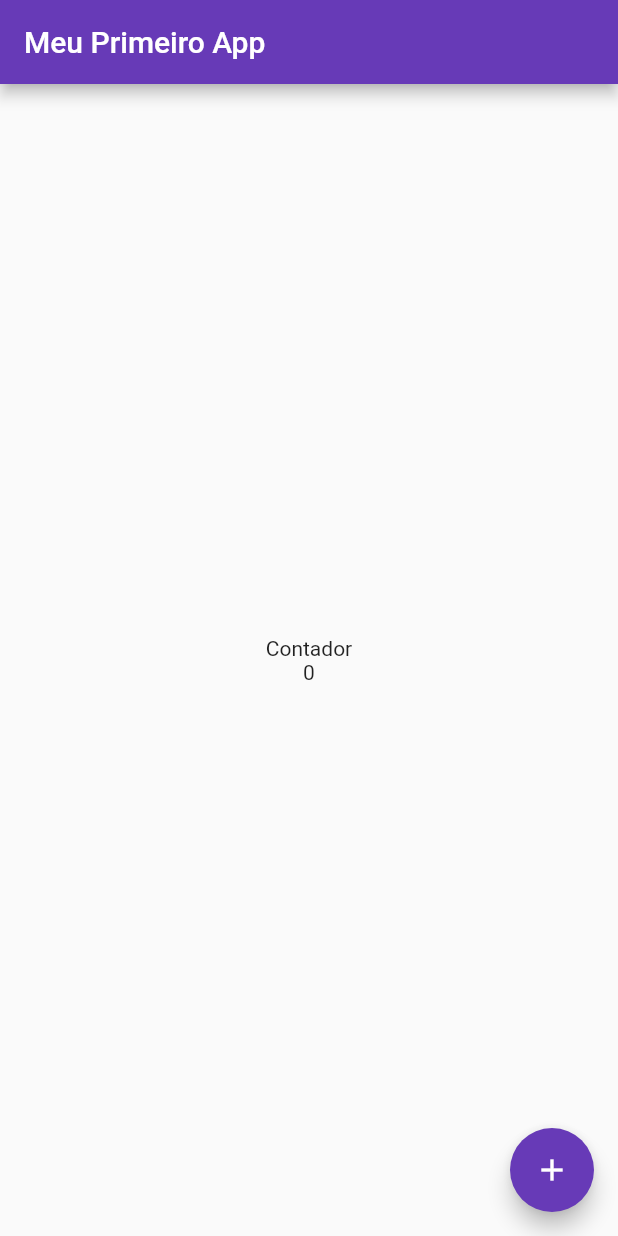
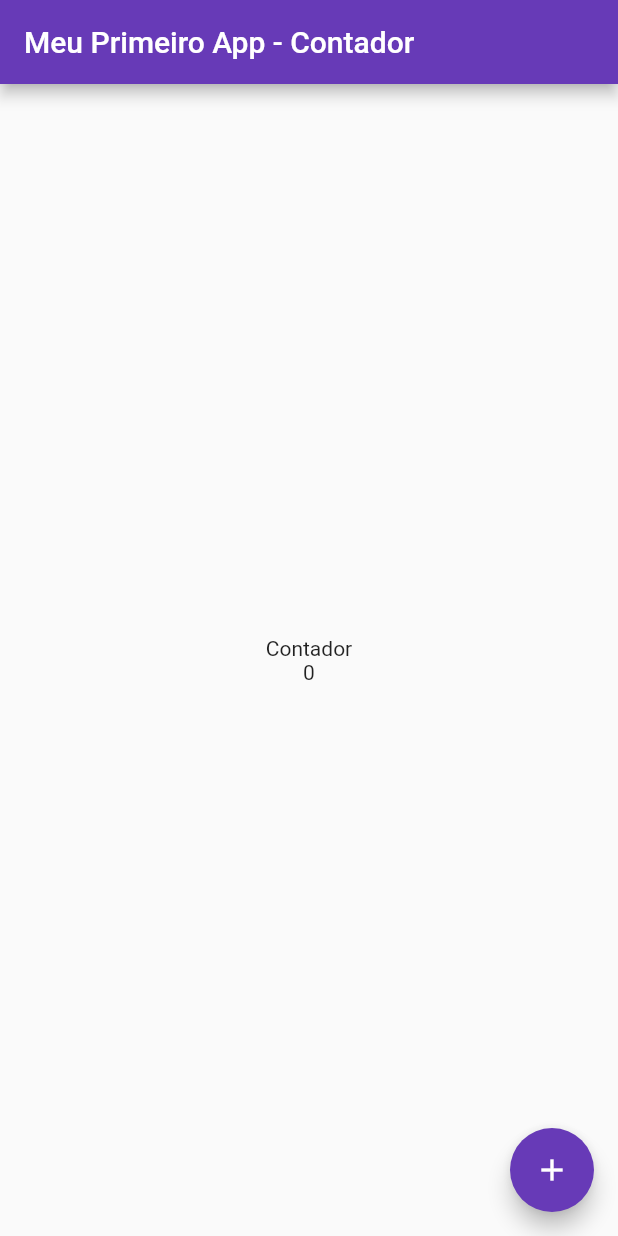
Before and after one commit to J-Neto/counter_app, a Flutter app: the screen it shows after launch, on a phone screen of 412 x 824 dp. Run offline on Flutter 3.47's test engine with Material 2 defaults, Android fonts, the phone set to English and light mode, and no system bars.

Commit message:
Finalizando meu primeiro ApP

```diff
--- a/lib/main.dart
+++ b/lib/main.dart
@@ -27,7 +27,7 @@ class _HomePageState extends State<HomePage> {
 
       appBar: AppBar(
 
-        title: const Text("Meu Primeiro App"),
+        title: const Text("Meu Primeiro App - Contador"),
       ),
 
       body: Center(
```
